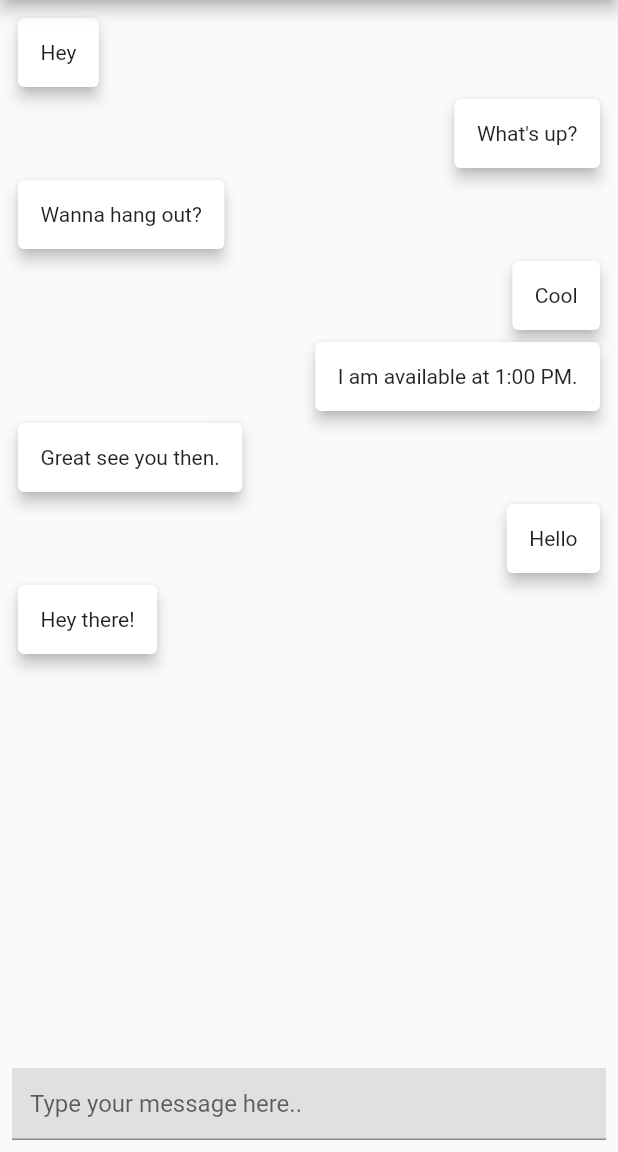
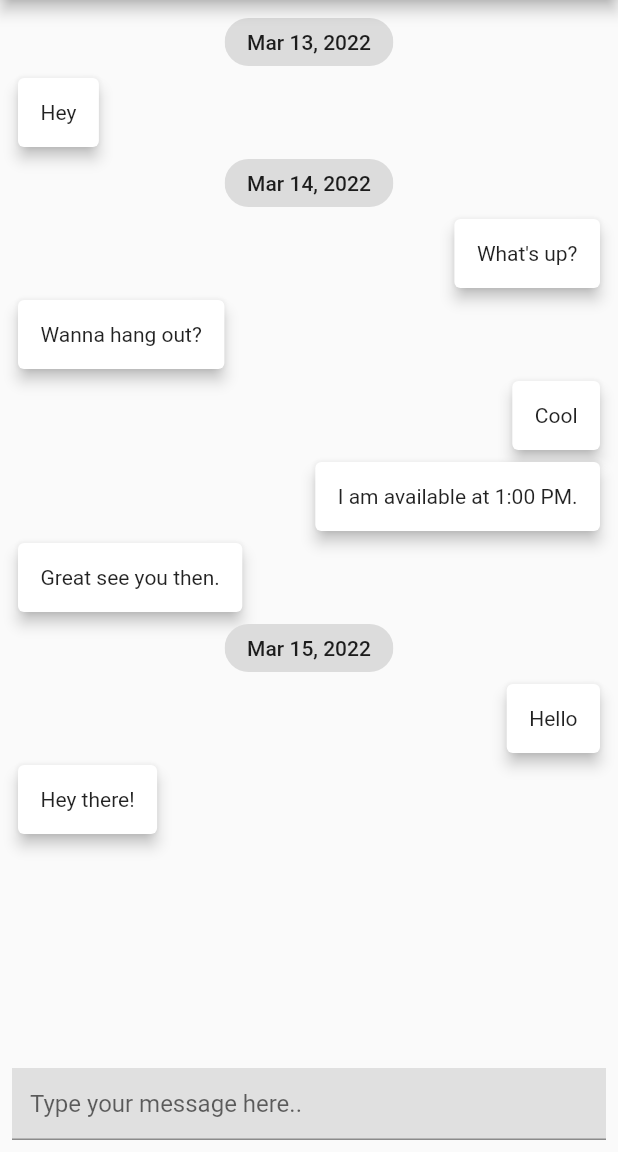
Before and after one commit to milkyascodes/flutter_chat_ui, a Flutter app: the screen it shows after launch, on a phone screen of 412 x 824 dp, the part 84-1236 px from its top. Run offline on Flutter 3.47's test engine with Material 2 defaults, Android fonts, the light colour scheme and no system bars; drawn by our look-alikes of grouped_list.

Commit message:
grouped messages according to time sent

```diff
--- a/lib/chat_screen.dart
+++ b/lib/chat_screen.dart
@@ -3,6 +3,7 @@
 import 'package:flutter/material.dart';
 import 'package:flutter_chat_ui/messages.dart';
 import 'package:grouped_list/grouped_list.dart';
+import 'package:intl/intl.dart';
 
 class ChatScreen extends StatefulWidget {
   const ChatScreen({Key? key, required this.title}) : super(key: key);
@@ -15,8 +16,10 @@ class ChatScreen extends StatefulWidget {
 
 class _ChatScreenState extends State<ChatScreen> {
   var messages = [
-    Message('Hey there!', DateTime.now().subtract(Duration(minutes: 1)), false),
-    Message('Hello', DateTime.now().subtract(Duration(minutes: 1)), true),
+    Message('Hey there!',
+        DateTime.now().subtract(Duration(days: -1, minutes: 1)), false),
+    Message(
+        'Hello', DateTime.now().subtract(Duration(days: -1, minutes: 1)), true),
     Message('Great see you then.',
         DateTime.now().subtract(Duration(minutes: 1)), false),
     Message('I am available at 1:00 PM.',
@@ -25,7 +28,8 @@ class _ChatScreenState extends State<ChatScreen> {
     Message('Wanna hang out?', DateTime.now().subtract(Duration(minutes: 1)),
         false),
     Message('What\'s up?', DateTime.now().subtract(Duration(minutes: 1)), true),
-    Message('Hey', DateTime.now().subtract(Duration(minutes: 1)), false),
+    Message(
+        'Hey', DateTime.now().subtract(Duration(days: 1, minutes: 1)), false),
   ].reversed.toList();
   @override
   Widget build(BuildContext context) {
@@ -40,8 +44,21 @@ class _ChatScreenState extends State<ChatScreen> {
             Expanded(
               child: GroupedListView<Message, DateTime>(
                 elements: messages,
-                groupBy: (message) => DateTime(2022),
-                groupHeaderBuilder: (Message message) => SizedBox(),
+                groupBy: (message) => DateTime(
+                  message.date.year,
+                  message.date.month,
+                  message.date.day,
+                ),
+                groupHeaderBuilder: (Message message) => SizedBox(
+                  height: 40,
+                  child: Center(
+                    child: Chip(
+                        label: Padding(
+                      padding: EdgeInsets.all(3),
+                      child: Text(DateFormat.yMMMd().format(message.date)),
+                    )),
+                  ),
+                ),
                 itemBuilder: (context, Message message) => Align(
                   alignment: message.isSentByMe
                       ? Alignment.centerRight
--- a/pubspec.yaml
+++ b/pubspec.yaml
@@ -34,6 +34,7 @@ dependencies:
   # Use with the CupertinoIcons class for iOS style icons.
   cupertino_icons: ^1.0.2
   grouped_list: ^4.2.0
+  intl: ^0.17.0
 
 dev_dependencies:
   flutter_test:
```
Also changed, not shown: pubspec.lock.
